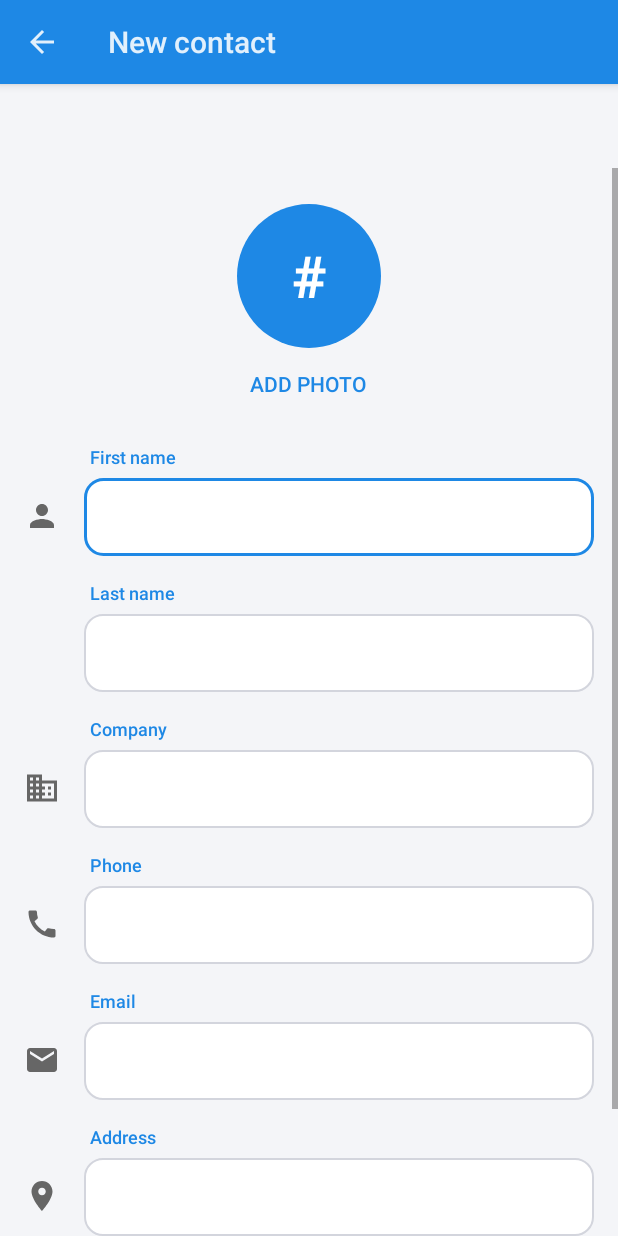
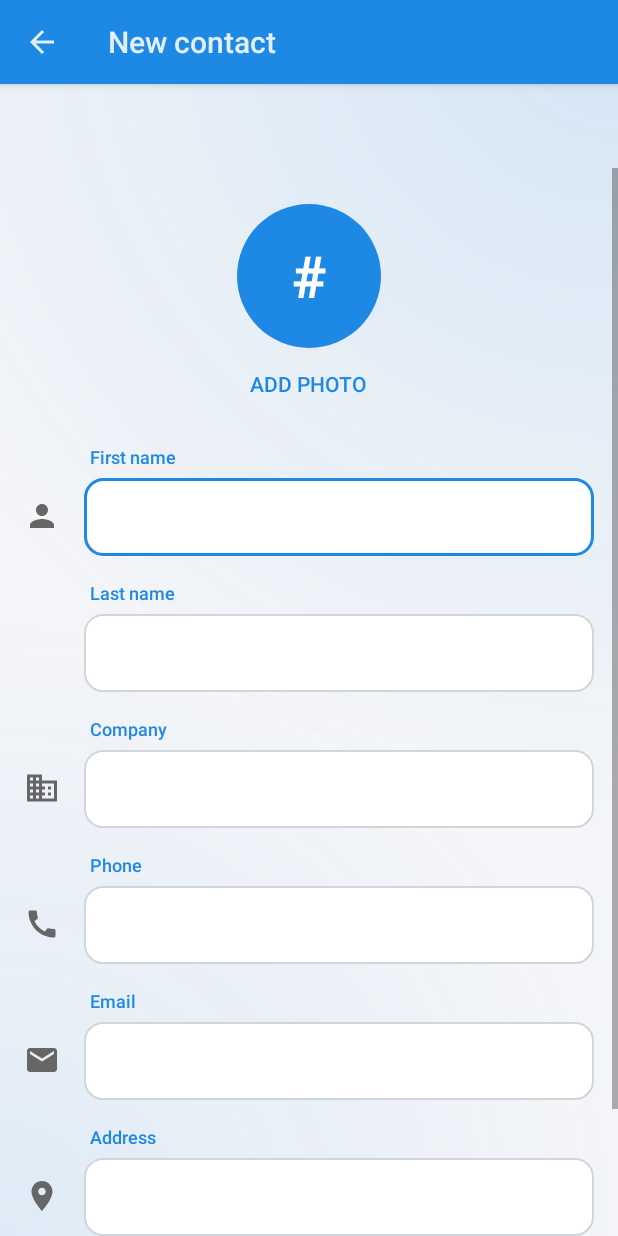
Before and after one commit to Jamie135/ft_hangouts, an Android app: the ContactEditActivity screen opened directly, with no data from a screen before it, on a phone screen of 412 x 824 dp. Run offline under Robolectric (Android 15) with nearby library versions, the phone set to English and light mode, and no system bars.

Commit message:
improved ui

```diff
--- a/app/src/main/java/com/pbureera/ft_hangouts/ui/BaseActivity.kt
+++ b/app/src/main/java/com/pbureera/ft_hangouts/ui/BaseActivity.kt
@@ -2,10 +2,15 @@ package com.pbureera.ft_hangouts.ui
 
 import android.app.Activity
 import android.content.Context
+import android.content.res.Configuration
+import android.graphics.drawable.ColorDrawable
+import android.graphics.drawable.GradientDrawable
+import android.graphics.drawable.LayerDrawable
 import android.os.Build
 import android.os.Bundle
 import android.view.View
 import android.view.WindowInsets
+import com.pbureera.ft_hangouts.R
 
 /**
  * Parent of every screen: theme colour, language, layout below the header and the back arrow.
@@ -25,7 +30,52 @@ abstract class BaseActivity : Activity() {
     override fun onCreate(savedInstanceState: Bundle?) {
         theme.applyStyle(HeaderColor.overlay(this), true)
         super.onCreate(savedInstanceState)
+        paintBackground()
     }
+
+    /**
+     * Window background: the plain background colour with two soft glows of the theme
+     * colour, one from the top-right corner and one from the bottom-left. Built here
+     * because a drawable XML cannot make a theme colour translucent.
+     */
+    private fun paintBackground() {
+        val primary = themeColor(android.R.attr.colorPrimary)
+        val night = (resources.configuration.uiMode and Configuration.UI_MODE_NIGHT_MASK) ==
+            Configuration.UI_MODE_NIGHT_YES
+        // A bit stronger in dark mode, where a faint tint would disappear.
+        val strength = if (night) 0x33 else 0x26
+        val screen = resources.displayMetrics.let { maxOf(it.widthPixels, it.heightPixels) }
+
+        fun glow(centerX: Float, centerY: Float, radius: Float, alpha: Int) = GradientDrawable().apply {
+            gradientType = GradientDrawable.RADIAL_GRADIENT
+            setGradientCenter(centerX, centerY)
+            gradientRadius = radius
+            colors = intArrayOf(withAlpha(primary, alpha), withAlpha(primary, 0))
+        }
+
+        window.setBackgroundDrawable(
+            LayerDrawable(
+                arrayOf(
+                    ColorDrawable(getColor(R.color.background)),
+                    glow(1f, 0f, screen * 0.65f, strength),
+                    glow(0f, 1f, screen * 0.5f, strength * 2 / 3),
+                )
+            )
+        )
+    }
+
+    /** A colour of the current theme, e.g. android.R.attr.colorPrimary (the header colour). */
+    protected fun themeColor(attr: Int): Int {
+        val attrs = obtainStyledAttributes(intArrayOf(attr))
+        try {
+            return attrs.getColor(0, 0)
+        } finally {
+            attrs.recycle()
+        }
+    }
+
+    /** [color] with its opacity replaced by [alpha] (0 = invisible, 255 = opaque). */
+    protected fun withAlpha(color: Int, alpha: Int) = (color and 0x00FFFFFF) or (alpha shl 24)
 
     override fun onPostCreate(savedInstanceState: Bundle?) {
         super.onPostCreate(savedInstanceState)
--- a/app/src/main/java/com/pbureera/ft_hangouts/ui/ContactDetailActivity.kt
+++ b/app/src/main/java/com/pbureera/ft_hangouts/ui/ContactDetailActivity.kt
@@ -101,16 +101,12 @@ class ContactDetailActivity : BaseActivity() {
      * Built here because a drawable XML cannot make a theme colour translucent.
      */
     private fun tintHeader() {
-        val attrs = obtainStyledAttributes(intArrayOf(android.R.attr.colorPrimary))
-        val primary = attrs.getColor(0, 0)
-        attrs.recycle()
+        val primary = themeColor(android.R.attr.colorPrimary)
         findViewById<View>(R.id.detail_header).background = GradientDrawable(
             GradientDrawable.Orientation.TOP_BOTTOM,
             intArrayOf(withAlpha(primary, 0x38), withAlpha(primary, 0)),
         )
     }
-
-    private fun withAlpha(color: Int, alpha: Int) = (color and 0x00FFFFFF) or (alpha shl 24)
 
     /** Fills one of the round buttons under the picture. */
     private fun setUpQuickAction(id: Int, iconRes: Int, labelRes: Int, onClick: () -> Unit) {
--- a/app/src/main/java/com/pbureera/ft_hangouts/ui/MainActivity.kt
+++ b/app/src/main/java/com/pbureera/ft_hangouts/ui/MainActivity.kt
@@ -167,9 +167,7 @@ class MainActivity : BaseActivity() {
     ) {
         dialogKind = kind
         // Same icon as in the header, in the theme colour.
-        val attrs = obtainStyledAttributes(intArrayOf(android.R.attr.colorPrimary))
-        val icon = getDrawable(iconRes)!!.mutate().apply { setTint(attrs.getColor(0, 0)) }
-        attrs.recycle()
+        val icon = getDrawable(iconRes)!!.mutate().apply { setTint(themeColor(android.R.attr.colorPrimary)) }
         dialog = AlertDialog.Builder(this)
             .setTitle(titleRes)
             .setIcon(icon)
```
